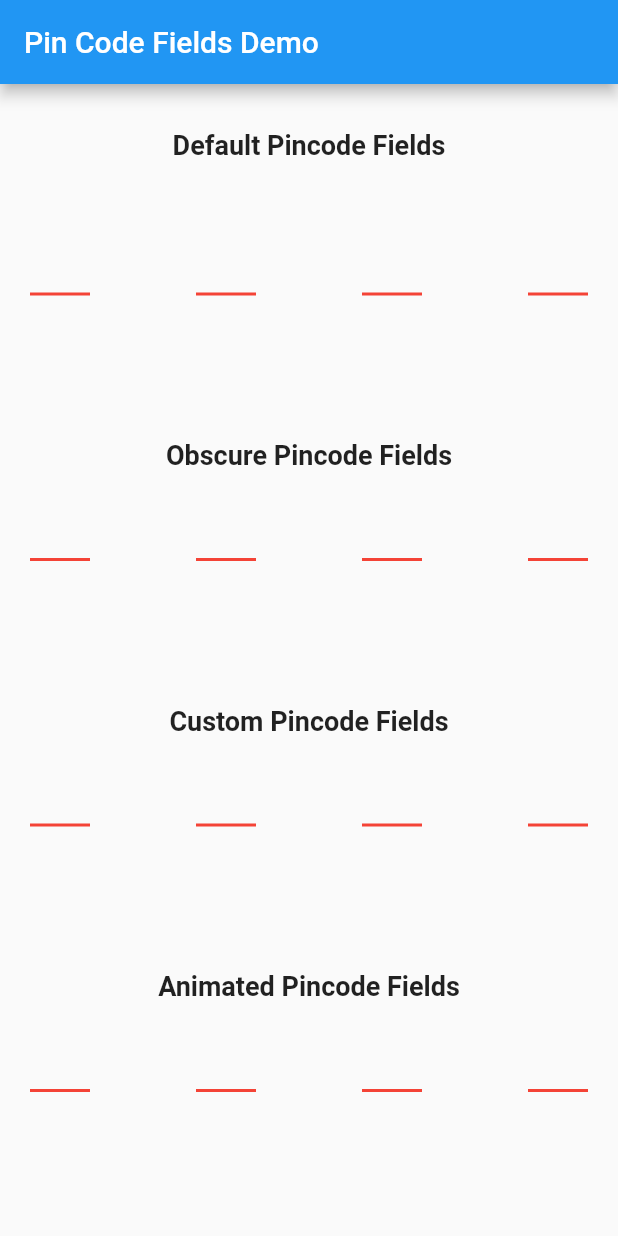
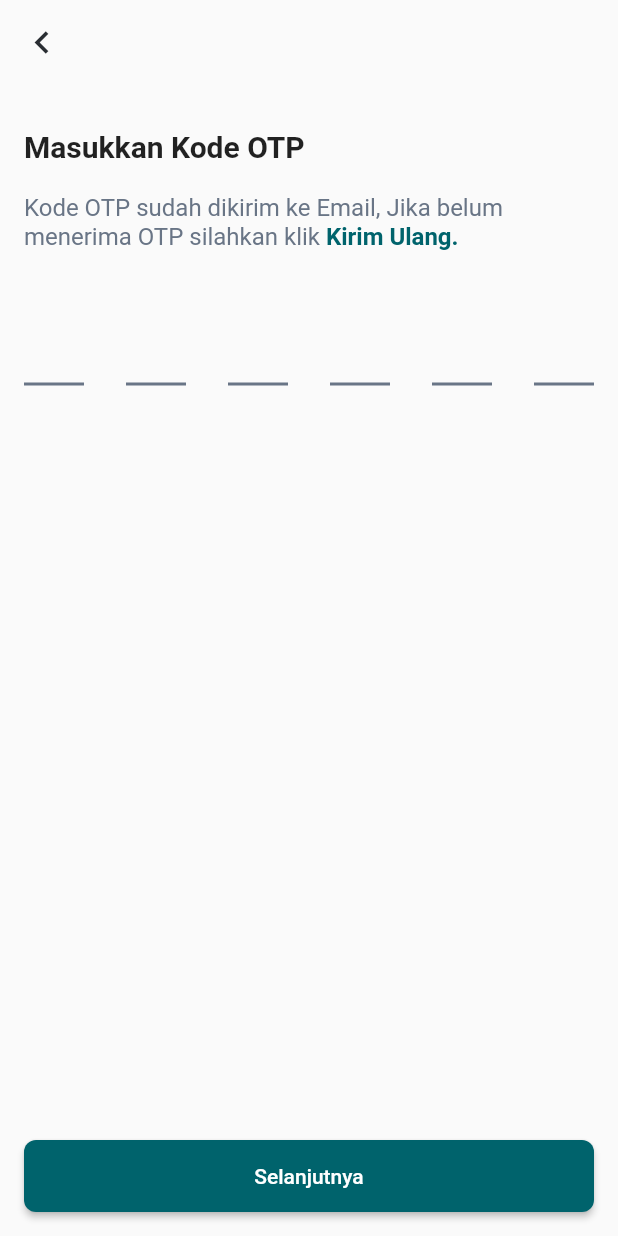
Before and after one commit to RaihanDwiPratama/explore_flutter, a Flutter app: the screen it shows after launch, on a phone screen of 412 x 824 dp. Run offline on Flutter 3.47's test engine with Material 2 defaults, Android fonts, the phone set to English and light mode, and no system bars; drawn by our look-alikes of pin_code_fields; missing offline and left inert: onboarding.

Commit message:
OTP Page Done

```diff
--- a/pin_code_field_example/lib/main.dart
+++ b/pin_code_field_example/lib/main.dart
@@ -12,9 +12,9 @@ class MyApp extends StatelessWidget {
   Widget build(BuildContext context) {
     return MaterialApp(
       debugShowCheckedModeBanner: false,
-      theme: ThemeData(
-        primarySwatch: Colors.blue,
-      ),
+      // theme: ThemeData(
+      //   primarySwatch: Colors.blue,
+      // ),
       home: const PinCodeVerificationScreen(),
     );
   }
--- a/pin_code_field_example/lib/presentation/screens/pin_code_verification_screen.dart
+++ b/pin_code_field_example/lib/presentation/screens/pin_code_verification_screen.dart
@@ -1,3 +1,4 @@
+import 'package:flutter/gestures.dart';
 import 'package:flutter/material.dart';
 import 'package:pin_code_fields/pin_code_fields.dart';
 
@@ -24,20 +25,56 @@ class _PinCodeVerificationScreenState extends State<PinCodeVerificationScreen> {
   Widget build(BuildContext context) {
     return Scaffold(
       appBar: AppBar(
-        title: const Text('Pin Code Fields Demo'),
+        leading: IconButton(
+          onPressed: () {
+            Navigator.pop(context);
+          },
+          icon: const Icon(
+            Icons.chevron_left,
+            color: Color(0xff292D32),
+            size: 30,
+          ),
+        ),
+        backgroundColor: Colors.transparent,
+        shadowColor: Colors.transparent,
       ),
-      body: Container(
-        margin: const EdgeInsets.only(left: 20, right: 20),
-        child: SingleChildScrollView(
+      body: SingleChildScrollView(
+        physics: const NeverScrollableScrollPhysics(),
+        child: Container(
+          margin: const EdgeInsets.symmetric(horizontal: 16),
           child: Column(
+            crossAxisAlignment: CrossAxisAlignment.start,
             children: <Widget>[
               const SizedBox(height: 30.0),
               const Text(
-                'Default Pincode Fields',
-                textAlign: TextAlign.center,
+                'Masukkan Kode OTP',
                 style: TextStyle(
-                  fontSize: 18,
-                  fontWeight: FontWeight.bold,
+                  fontSize: 20,
+                  fontWeight: FontWeight.w600,
+                ),
+              ),
+              const SizedBox(height: 20),
+              RichText(
+                text: TextSpan(
+                  style: const TextStyle(
+                    fontSize: 16,
+                    color: Color(0xff697586),
+                    fontWeight: FontWeight.w400,
+                  ),
+                  children: [
+                    const TextSpan(
+                      text:
+                          'Kode OTP sudah dikirim ke Email, Jika belum menerima OTP silahkan klik',
+                    ),
+                    TextSpan(
+                        text: ' Kirim Ulang.',
+                        style: const TextStyle(
+                          color: Color(0xff00636C),
+                          fontSize: 16,
+                          fontWeight: FontWeight.bold,
+                        ),
+                        recognizer: TapGestureRecognizer()..onTap = () {}),
+                  ],
                 ),
               ),
               const SizedBox(
@@ -45,78 +82,31 @@ class _PinCodeVerificationScreenState extends State<PinCodeVerificationScreen> {
               ),
               PinCodeTextField(
                 appContext: context,
-                length: 4,
+                length: 6,
+                keyboardType: TextInputType.number,
                 controller: newTextEditingController,
                 focusNode: focusNode,
                 onCompleted: (value) {},
-              ),
-              const SizedBox(height: 80.0),
-              const Text(
-                'Obscure Pincode Fields',
-                textAlign: TextAlign.center,
-                style: TextStyle(
-                  fontSize: 18,
-                  fontWeight: FontWeight.bold,
-                ),
-              ),
-              const SizedBox(height: 10.0),
-              PinCodeTextField(
-                appContext: context,
-                length: 4,
-                obscureText: true,
-                // obscureCharacter: '❌',
-                onCompleted: (text) {
-                  // Your logic with pin code
-                  Text(text);
-                },
-              ),
-              const SizedBox(height: 80.0),
-              const Text(
-                'Custom Pincode Fields',
-                textAlign: TextAlign.center,
-                style: TextStyle(
-                  fontSize: 18,
-                  fontWeight: FontWeight.bold,
-                ),
-              ),
-              const SizedBox(height: 10.0),
-              PinCodeTextField(
-                appContext: context,
-                length: 4,
-                keyboardType: TextInputType.number,
-                textStyle: const TextStyle(
-                  fontSize: 30.0,
-                  fontWeight: FontWeight.bold,
-                ),
-                onCompleted: (value) {},
-              ),
-              const SizedBox(
-                height: 80.0,
-              ),
-              const Text(
-                'Animated Pincode Fields',
-                textAlign: TextAlign.center,
-                style: TextStyle(
-                  fontSize: 18,
-                  fontWeight: FontWeight.bold,
-                ),
-              ),
-              const SizedBox(
-                height: 10.0,
-              ),
-              PinCodeTextField(
-                appContext: context,
-                length: 4,
-                animationDuration: const Duration(milliseconds: 200),
-                animationCurve: Curves.easeInOut,
-                onCompleted: (value) {
-                  Text(value);
-                },
-              ),
-              const SizedBox(
-                height: 50.0,
+                pinTheme: PinTheme(inactiveColor: const Color(0xff697586)),
               ),
             ],
+          ),
+        ),
+      ),
+      bottomNavigationBar: Padding(
+        padding: const EdgeInsets.all(16.0),
+        child: SizedBox(
+          height: 48,
+          width: double.infinity,
+          child: ElevatedButton(
+            onPressed: () {},
+            style: ElevatedButton.styleFrom(
+              backgroundColor: const Color(0xff00636C),
+              shape: RoundedRectangleBorder(
+                borderRadius: BorderRadius.circular(8),
+              ),
+            ),
+            child: const Text('Selanjutnya'),
           ),
         ),
       ),
```
